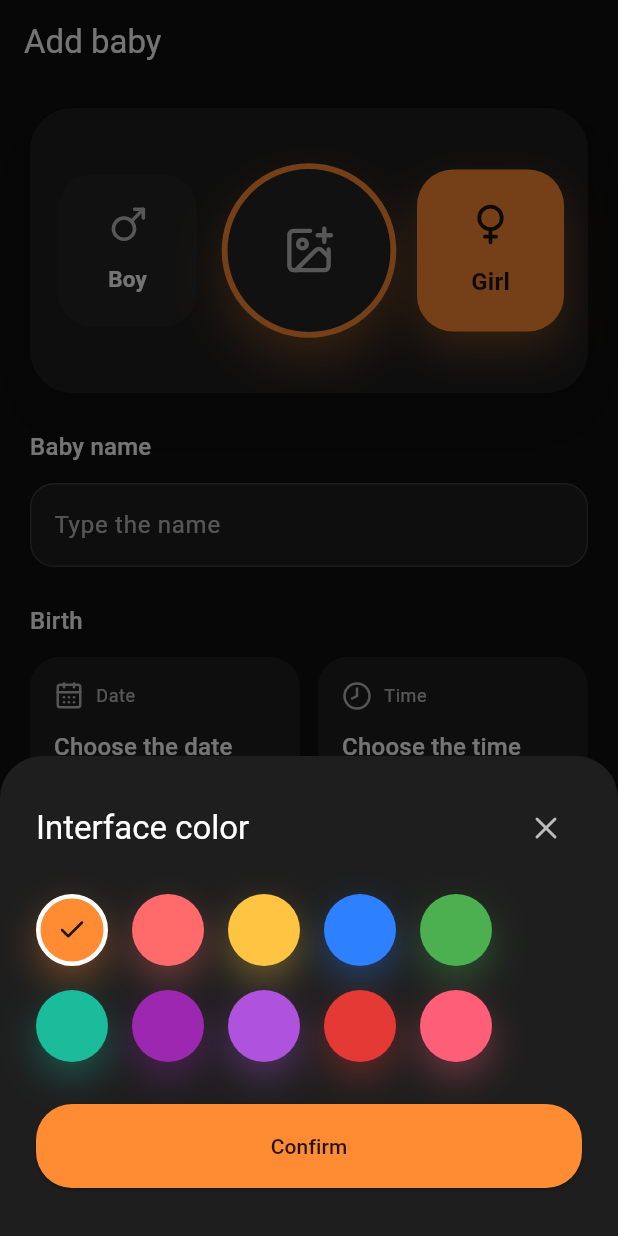
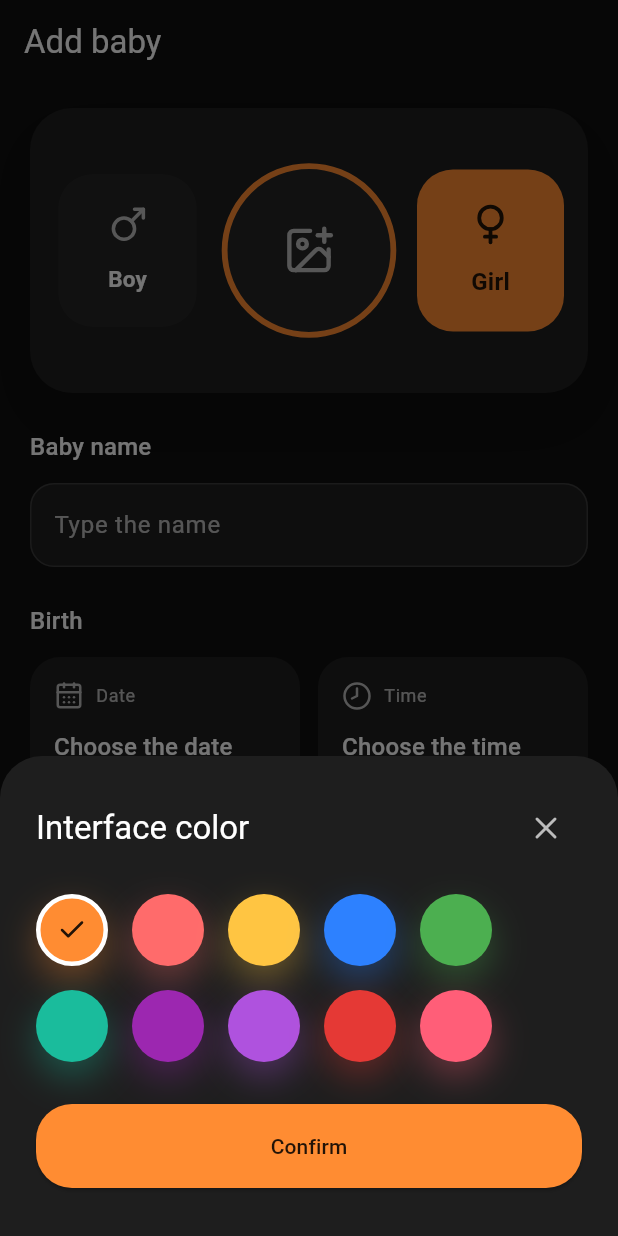
Before and after one commit to FinidiDevSp/baby_log, a Flutter app: the screen it shows after launch, after a tap on "Interface color", on a phone screen of 412 x 824 dp. Run offline on Flutter 3.47's test engine with Material 3 defaults, Android fonts, the phone set to English and light mode, and no system bars; our stand-ins replace drift, equatable, flutter_riverpod, image_picker, lucide_flutter, shared_preferences; accounts and stored records are empty; generated files the repository leaves out were written again.

Commit message:
fix(baby_form): prevent crash when discarding accent changes
Evita un setState posterior al dispose al cerrar la edición sin guardar y elimina los brillos exagerados en los botones del formulario para un acabado más neutro.

```diff
--- a/lib/presentation/features/baby_form/baby_form_page.dart
+++ b/lib/presentation/features/baby_form/baby_form_page.dart
@@ -440,12 +440,14 @@ class _BabyFormPageState extends ConsumerState<BabyFormPage> {
       },
     );
 
-    if (selected != null) {
-      setState(() {
-        _accentColor = selected;
-      });
-      _themeController.updateAccent(selected);
+    if (!mounted || selected == null) {
+      return;
     }
+
+    setState(() {
+      _accentColor = selected;
+    });
+    _themeController.updateAccent(selected);
   }
 
   Widget _buildSaveButton(bool isEditing) {
@@ -692,15 +694,6 @@ class _GenderOption extends StatelessWidget {
             decoration: BoxDecoration(
               color: selected ? accentColor : AppColors.surfaceVariant,
               borderRadius: BorderRadius.circular(24),
-              boxShadow: selected
-                  ? [
-                      BoxShadow(
-                        color: accentColor.withValues(alpha: 0.35),
-                        blurRadius: 24,
-                        offset: const Offset(0, 12),
-                      ),
-                    ]
-                  : const [],
             ),
             child: Column(
               mainAxisAlignment: MainAxisAlignment.center,
@@ -751,13 +744,6 @@ class _PhotoSelector extends StatelessWidget {
             shape: BoxShape.circle,
             border: Border.all(color: accentColor, width: 4),
             color: AppColors.surfaceVariant,
-            boxShadow: [
-              BoxShadow(
-                color: accentColor.withValues(alpha: 0.35),
-                blurRadius: 28,
-                offset: const Offset(0, 16),
-              ),
-            ],
           ),
           alignment: Alignment.center,
           child: AnimatedSwitcher(
```
